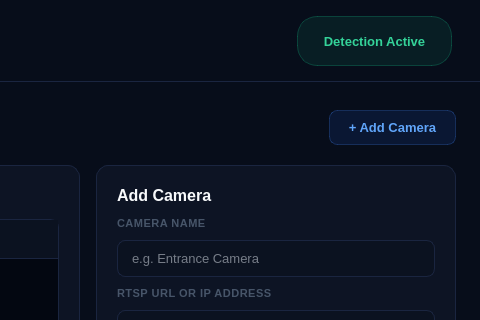
Before: the Qt Designer form ui/MainWindow.ui in BraedonKlock/LENS, drawn with Qt 5; both pictures show x 720 to 1200 and y 0 to 320 of the 1200 by 760 pixel window.
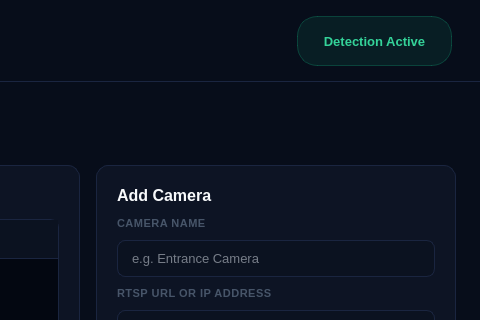
After: the same form once the commit is applied. The open tabs and pages were chosen to show the change.

Commit message: IMPLEMENTED: CameraManager

The edit to the form file:
```diff
--- a/ui/MainWindow.ui
+++ b/ui/MainWindow.ui
@@ -383,21 +383,6 @@
     border-color: #3b82f6;
 }
 
-QPushButton#addCameraButton {
-    background-color: rgba(37, 99, 235, 0.12);
-    color: #60a5fa;
-    border: 1px solid rgba(59, 130, 246, 0.25);
-    border-radius: 8px;
-    padding: 9px 18px;
-    font-size: 13px;
-    font-weight: 600;
-}
-
-QPushButton#addCameraButton:hover {
-    background-color: rgba(59, 130, 246, 0.2);
-    color: #93c5fd;
-}
-
 QPushButton#saveCameraButton {
     background-color: #2563eb;
     color: #ffffff;
@@ -1199,13 +1184,6 @@
               </spacer>
              </item>
 
-             <item>
-              <widget class="QPushButton" name="addCameraButton">
-               <property name="text">
-                <string>+ Add Camera</string>
-               </property>
-              </widget>
-             </item>
 
             </layout>
            </item>
```
The commit also changes 4 other files.
